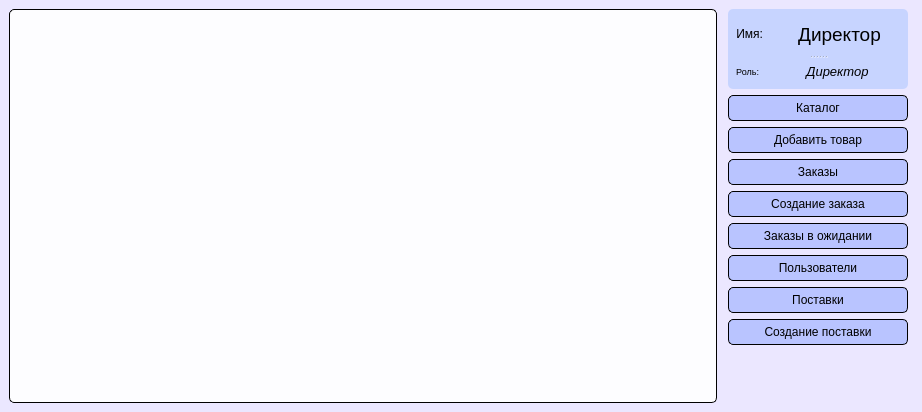
Before: the Qt Designer form APP/forms/forms_ui/main_form.ui in Danyfff/Diplom_APP, drawn with Qt 5.
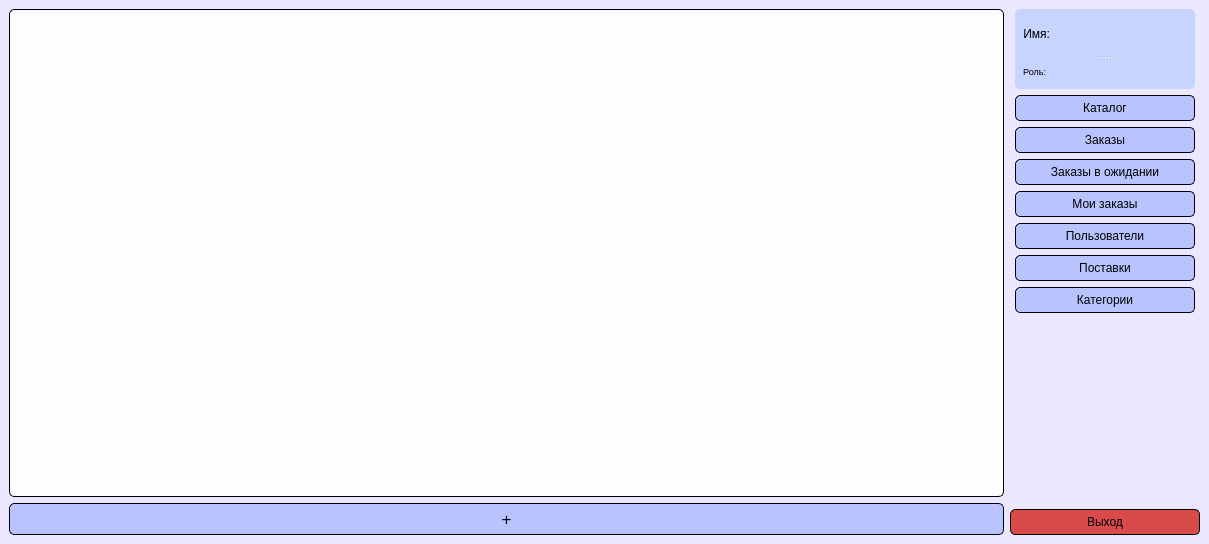
After: the same form once the commit is applied.

Commit message: update main form

```diff
--- a/APP/forms/forms_ui/main_form.ui
+++ b/APP/forms/forms_ui/main_form.ui
@@ -6,8 +6,8 @@
    <rect>
     <x>0</x>
     <y>0</y>
-    <width>922</width>
-    <height>412</height>
+    <width>1209</width>
+    <height>544</height>
    </rect>
   </property>
   <property name="windowTitle">
@@ -17,14 +17,12 @@
    <string notr="true">background-color: rgb(235, 231, 255);</string>
   </property>
   <widget class="QWidget" name="centralwidget">
-   <layout class="QHBoxLayout" name="horizontalLayout_5">
-    <item>
-     <layout class="QHBoxLayout" name="horizontalLayout_4">
-      <item>
-       <layout class="QVBoxLayout" name="verticalLayout_3">
+   <layout class="QVBoxLayout" name="verticalLayout_4">
         <item>
          <layout class="QHBoxLayout" name="horizontalLayout_3">
           <item>
+       <layout class="QVBoxLayout" name="verticalLayout_3">
+        <item>
            <widget class="QTableWidget" name="table_data">
             <property name="minimumSize">
              <size>
@@ -47,6 +45,36 @@
            </widget>
           </item>
           <item>
+         <widget class="QPushButton" name="create_btn">
+          <property name="font">
+           <font>
+            <pointsize>13</pointsize>
+           </font>
+          </property>
+          <property name="styleSheet">
+           <string notr="true">QPushButton {
+	background-color: rgb(185, 196, 255);
+	padding: 5 10 5 10;
+	border:1px solid black;
+	border-radius: 5px;
+}
+
+QPushButton:hover {
+	background-color: rgb(155, 155, 224);
+}
+
+QPushButton:pressed {
+	background-color: rgb(140, 140, 207);
+}</string>
+          </property>
+          <property name="text">
+           <string>+</string>
+          </property>
+         </widget>
+        </item>
+       </layout>
+      </item>
+      <item>
            <layout class="QVBoxLayout" name="verticalLayout_2">
             <item>
              <layout class="QVBoxLayout" name="verticalLayout">
@@ -72,8 +100,8 @@
                 </property>
                 <property name="maximumSize">
                  <size>
-                  <width>230</width>
-                  <height>80</height>
+              <width>16777215</width>
+              <height>16777215</height>
                  </size>
                 </property>
                 <property name="styleSheet">
@@ -152,7 +180,7 @@
                      <string notr="true"/>
                     </property>
                     <property name="text">
-                     <string>Директор</string>
+                 <string/>
                     </property>
                     <property name="alignment">
                      <set>Qt::AlignCenter</set>
@@ -216,7 +244,7 @@
                      </font>
                     </property>
                     <property name="text">
-                     <string>Директор</string>
+                 <string/>
                     </property>
                     <property name="alignment">
                      <set>Qt::AlignCenter</set>
@@ -256,41 +284,6 @@
                 </property>
                </widget>
               </item>
-              <item>
-               <widget class="QPushButton" name="create_product_btn">
-                <property name="sizePolicy">
-                 <sizepolicy hsizetype="Minimum" vsizetype="Fixed">
-                  <horstretch>0</horstretch>
-                  <verstretch>0</verstretch>
-                 </sizepolicy>
-                </property>
-                <property name="maximumSize">
-                 <size>
-                  <width>230</width>
-                  <height>16777215</height>
-                 </size>
-                </property>
-                <property name="styleSheet">
-                 <string notr="true">QPushButton {
-	background-color: rgb(185, 196, 255);
-	padding: 5 10 5 10;
-	border:1px solid black;
-	border-radius: 5px;
-}
-
-QPushButton:hover {
-	background-color: rgb(155, 155, 224);
-}
-
-QPushButton:pressed {
-	background-color: rgb(140, 140, 207);
-}</string>
-                </property>
-                <property name="text">
-                 <string>Добавить товар</string>
-                </property>
-               </widget>
-              </item>
               <item>
                <widget class="QPushButton" name="orders_btn">
                 <property name="maximumSize">
@@ -320,35 +313,6 @@
                 </property>
                </widget>
               </item>
-              <item>
-               <widget class="QPushButton" name="create_order_btn">
-                <property name="maximumSize">
-                 <size>
-                  <width>230</width>
-                  <height>16777215</height>
-                 </size>
-                </property>
-                <property name="styleSheet">
-                 <string notr="true">QPushButton {
-	background-color: rgb(185, 196, 255);
-	padding: 5 10 5 10;
-	border:1px solid black;
-	border-radius: 5px;
-}
-
-QPushButton:hover {
-	background-color: rgb(155, 155, 224);
-}
-
-QPushButton:pressed {
-	background-color: rgb(140, 140, 207);
-}</string>
-                </property>
-                <property name="text">
-                 <string>Создание заказа</string>
-                </property>
-               </widget>
-              </item>
               <item>
                <widget class="QPushButton" name="orders_waiting_btn">
                 <property name="maximumSize">
@@ -378,6 +342,29 @@
                 </property>
                </widget>
               </item>
+          <item>
+           <widget class="QPushButton" name="my_orders_btn">
+            <property name="styleSheet">
+             <string notr="true">QPushButton {
+	background-color: rgb(185, 196, 255);
+	padding: 5 10 5 10;
+	border:1px solid black;
+	border-radius: 5px;
+}
+
+QPushButton:hover {
+	background-color: rgb(155, 155, 224);
+}
+
+QPushButton:pressed {
+	background-color: rgb(140, 140, 207);
+}</string>
+            </property>
+            <property name="text">
+             <string>Мои заказы</string>
+            </property>
+           </widget>
+          </item>
               <item>
                <widget class="QPushButton" name="users_btn">
                 <property name="maximumSize">
@@ -437,13 +424,7 @@
                </widget>
               </item>
               <item>
-               <widget class="QPushButton" name="create_supplies_btn">
-                <property name="maximumSize">
-                 <size>
-                  <width>230</width>
-                  <height>16777215</height>
-                 </size>
-                </property>
+           <widget class="QPushButton" name="categories_btn">
                 <property name="styleSheet">
                  <string notr="true">QPushButton {
 	background-color: rgb(185, 196, 255);
@@ -461,7 +442,7 @@
 }</string>
                 </property>
                 <property name="text">
-                 <string>Создание поставки</string>
+             <string>Категории</string>
                 </property>
                </widget>
               </item>
@@ -496,9 +477,28 @@
               </property>
              </spacer>
             </item>
-           </layout>
-          </item>
-         </layout>
+        <item>
+         <widget class="QPushButton" name="cancel_btn">
+          <property name="styleSheet">
+           <string notr="true">QPushButton {
+	background-color: rgb(217, 74, 74);
+	padding: 5 10 5 10;
+	border:1px solid black;
+	border-radius: 5px;
+}
+
+QPushButton:hover {
+	background-color: rgb(222, 87, 87);
+}
+
+QPushButton:pressed {
+	background-color: rgb(217, 139, 139);
+}</string>
+          </property>
+          <property name="text">
+           <string>Выход</string>
+          </property>
+         </widget>
         </item>
        </layout>
       </item>
```
Lines whose indentation alone changed are shown as unchanged. The commit also changes 2 other files.
